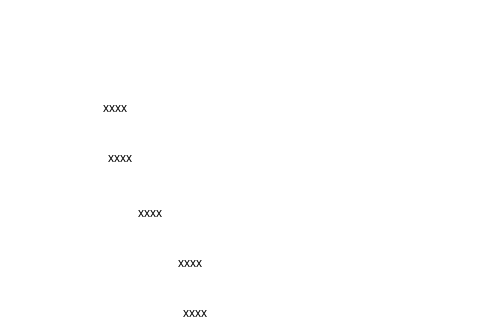
Qt form src/gui/ui/iterpreter and others.ui (jsanchez679/morphoHeart_rev) before a commit; both pictures show x 0 to 480 and y 197 to 517 of the 715 by 892 pixel window.
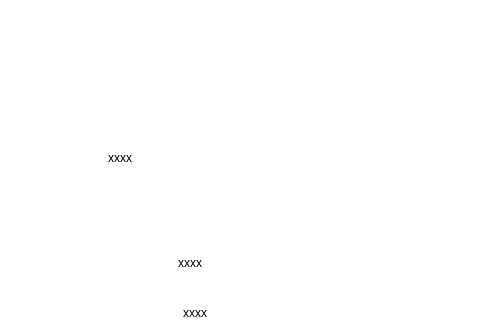
The same form after that commit.

The edit to the form file:
```diff
--- a/src/gui/ui/iterpreter and others.ui
+++ b/src/gui/ui/iterpreter and others.ui
@@ -213,43 +213,6 @@
     <string/>
    </property>
   </widget>
-  <widget class="QLabel" name="view_angle_dir2_cut1">
-   <property name="geometry">
-    <rect>
-     <x>65</x>
-     <y>295</y>
-     <width>100</width>
-     <height>20</height>
-    </rect>
-   </property>
-   <property name="sizePolicy">
-    <sizepolicy hsizetype="Fixed" vsizetype="Preferred">
-     <horstretch>0</horstretch>
-     <verstretch>0</verstretch>
-    </sizepolicy>
-   </property>
-   <property name="minimumSize">
-    <size>
-     <width>100</width>
-     <height>20</height>
-    </size>
-   </property>
-   <property name="maximumSize">
-    <size>
-     <width>100</width>
-     <height>20</height>
-    </size>
-   </property>
-   <property name="styleSheet">
-    <string notr="true">font: 25 10pt &quot;Calibri Light&quot;;</string>
-   </property>
-   <property name="text">
-    <string>xxxx</string>
-   </property>
-   <property name="alignment">
-    <set>Qt::AlignCenter</set>
-   </property>
-  </widget>
   <widget class="QLabel" name="view_angle_dir3_cut1">
    <property name="geometry">
     <rect>
@@ -324,43 +287,6 @@
     <set>Qt::AlignCenter</set>
    </property>
   </widget>
-  <widget class="QLabel" name="view_angle_dir1_cut2">
-   <property name="geometry">
-    <rect>
-     <x>100</x>
-     <y>400</y>
-     <width>100</width>
-     <height>20</height>
-    </rect>
-   </property>
-   <property name="sizePolicy">
-    <sizepolicy hsizetype="Fixed" vsizetype="Preferred">
-     <horstretch>0</horstretch>
-     <verstretch>0</verstretch>
-    </sizepolicy>
-   </property>
-   <property name="minimumSize">
-    <size>
-     <width>100</width>
-     <height>20</height>
-    </size>
-   </property>
-   <property name="maximumSize">
-    <size>
-     <width>100</width>
-     <height>20</height>
-    </size>
-   </property>
-   <property name="styleSheet">
-    <string notr="true">font: 25 10pt &quot;Calibri Light&quot;;</string>
-   </property>
-   <property name="text">
-    <string>xxxx</string>
-   </property>
-   <property name="alignment">
-    <set>Qt::AlignCenter</set>
-   </property>
-  </widget>
   <widget class="QLabel" name="view_angle_dir3_cut2">
    <property name="geometry">
     <rect>
```
